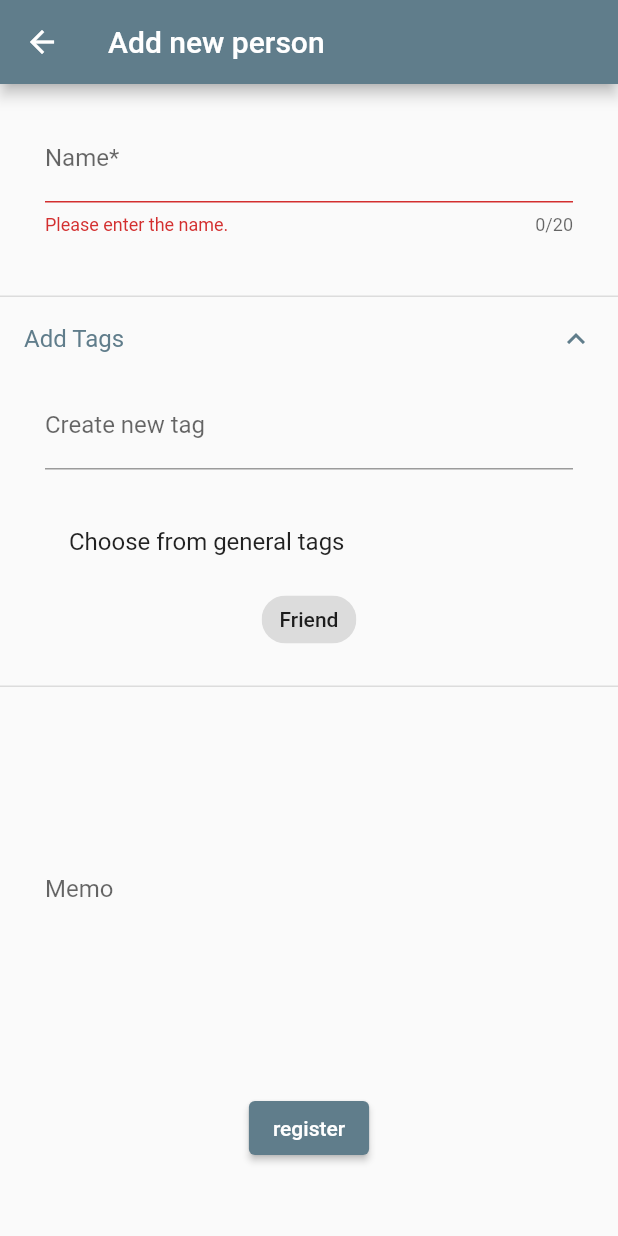
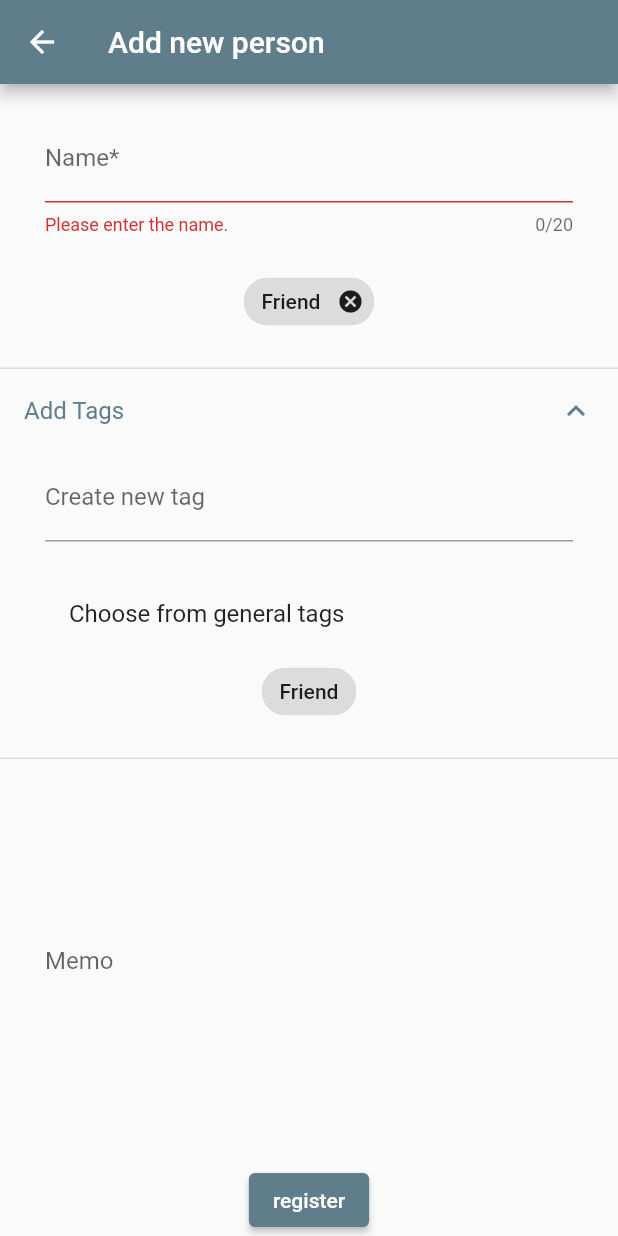
Before and after one commit to kikeda1102/HitoMemo, a Flutter app: the AddPersonPage screen opened directly with empty values, after a tap on "register", after a tap on "Add Tags", after a tap on "Friend", on a phone screen of 412 x 824 dp. Run offline on Flutter 3.47's test engine with Material 2 defaults, Android fonts, the phone set to English and light mode, and no system bars; our stand-ins replace isar; accounts and stored records are empty; generated files the repository leaves out were written again.

Commit message:
tag追加修正

```diff
--- /dev/null
+++ b/lib/components/add_tag_widget.dart
@@ -0,0 +1,96 @@
+import 'package:flutter/material.dart';
+import 'package:hitomemo/services/isar_service.dart';
+import 'package:hitomemo/models/profile.dart';
+import 'package:hitomemo/models/general_tag.dart';
+
+class AddTagWidget extends StatefulWidget {
+  final Function() notifyParent;
+  final IsarService service;
+  final Profile profile;
+  const AddTagWidget(
+      {required this.notifyParent,
+      required this.service,
+      required this.profile,
+      super.key});
+
+  @override
+  State<AddTagWidget> createState() => _AddTagWidgetState();
+}
+
+class _AddTagWidgetState extends State<AddTagWidget> {
+  @override
+  Widget build(BuildContext context) {
+    return ExpansionTile(
+      title: const Text('Add Tags'),
+      children: [
+        // ユーザー入力によるタグ作成と登録
+        Container(
+          padding: const EdgeInsets.only(left: 30, right: 30),
+          child: TextFormField(
+            onFieldSubmitted: (value) {
+              // personalタグに追加
+              widget.profile.personalTags!.add(value);
+              // generalタグにも追加
+              widget.service.addGeneralTag(GeneralTag(title: value));
+              widget.notifyParent();
+            },
+            decoration: const InputDecoration(
+              labelText: 'Create new tag',
+              border: UnderlineInputBorder(),
+            ),
+          ),
+        ),
+
+        const SizedBox(height: 20),
+
+        // generalタグ
+        Container(
+          padding: const EdgeInsets.only(left: 30, right: 30),
+          child: const ListTile(
+            title: Text('Choose from general tags'),
+          ),
+        ),
+        FutureBuilder<List<GeneralTag>>(
+          future: widget.service.getAllGeneralTags(),
+          builder: (context, snapshot) {
+            if (snapshot.connectionState == ConnectionState.waiting) {
+              return const CircularProgressIndicator(); // 読み込み中の表示
+            } else if (snapshot.hasError) {
+              return Text('Error: ${snapshot.error}');
+            } else if (!snapshot.hasData || snapshot.data!.isEmpty) {
+              return const Text('No general tags available');
+            }
+
+            List<GeneralTag> generalTags = snapshot.data!;
+            List<GeneralTag> toggledTags = [];
+
+            return Wrap(
+              spacing: 5,
+              runSpacing: 5,
+              children: generalTags
+                  .map(
+                    (tag) => FilterChip(
+                      label: Text(tag.title),
+                      onSelected: (isSelected) {
+                        if (isSelected) {
+                          widget.profile.personalTags!.add(tag.title);
+                        } else {
+                          widget.profile.personalTags!.remove(tag.title);
+                        }
+                        toggledTags.add(tag);
+                        widget.notifyParent();
+                      },
+                      selected: toggledTags.contains(tag),
+                    ),
+                  )
+                  .toList(),
+            );
+          },
+        ),
+        const SizedBox(
+          height: 20,
+        ),
+      ],
+    );
+  }
+}
--- a/lib/pages/add_person_page.dart
+++ b/lib/pages/add_person_page.dart
@@ -1,7 +1,7 @@
 import 'package:flutter/material.dart';
 import 'package:hitomemo/services/isar_service.dart';
 import 'package:hitomemo/models/profile.dart';
-import 'package:hitomemo/models/general_tag.dart';
+import 'package:hitomemo/components/add_tag_widget.dart';
 
 // 追加画面
 
@@ -14,10 +14,10 @@ class AddPersonPage extends StatefulWidget {
 }
 
 class _AddPersonPageState extends State<AddPersonPage> {
-  Profile newProfile = Profile(
+  Profile profile = Profile(
     name: '',
     imageBytes: null,
-    personalTags: List<String>.empty(),
+    personalTags: List<String>.empty(growable: true),
     memo: '',
   );
   final _formKey = GlobalKey<FormState>();
@@ -48,7 +48,7 @@ class _AddPersonPageState extends State<AddPersonPage> {
                   padding: const EdgeInsets.only(left: 30, right: 30),
                   child: TextFormField(
                     onChanged: (value) {
-                      newProfile.name = value;
+                      profile.name = value;
                     },
                     controller: _nameTextController,
                     decoration: const InputDecoration(
@@ -73,12 +73,12 @@ class _AddPersonPageState extends State<AddPersonPage> {
                 Wrap(
                   spacing: 5,
                   runSpacing: 5,
-                  children: newProfile.personalTags!
+                  children: profile.personalTags!
                       .map((tag) => InputChip(
                             label: Text(tag),
                             onDeleted: () {
                               setState(() {
-                                newProfile.personalTags!.remove(tag);
+                                profile.personalTags!.remove(tag);
                               });
                             },
                           ))
@@ -93,7 +93,7 @@ class _AddPersonPageState extends State<AddPersonPage> {
                 AddTagWidget(
                     notifyParent: updateProfile,
                     service: widget.service,
-                    newProfile: newProfile),
+                    profile: profile),
 
                 const SizedBox(height: 20),
 
@@ -102,7 +102,7 @@ class _AddPersonPageState extends State<AddPersonPage> {
                   padding: const EdgeInsets.only(left: 30, right: 30),
                   child: TextField(
                     onChanged: (value) {
-                      newProfile.memo = value;
+                      profile.memo = value;
                     },
                     controller: _memoTextController,
                     maxLines: 10,
@@ -119,7 +119,7 @@ class _AddPersonPageState extends State<AddPersonPage> {
                   onPressed: () {
                     if (_formKey.currentState!.validate()) {
                       // profileの追加
-                      widget.service.addProfile(newProfile);
+                      widget.service.addProfile(profile);
                       Navigator.pop(context);
                     }
                   },
@@ -137,95 +137,3 @@ class _AddPersonPageState extends State<AddPersonPage> {
     );
   }
 }
-
-class AddTagWidget extends StatefulWidget {
-  final Function() notifyParent;
-  final IsarService service;
-  final Profile newProfile;
-  const AddTagWidget(
-      {required this.notifyParent,
-      required this.service,
-      required this.newProfile,
-      super.key});
-
-  @override
-  State<AddTagWidget> createState() => _AddTagWidgetState();
-}
-
-class _AddTagWidgetState extends State<AddTagWidget> {
-  @override
-  Widget build(BuildContext context) {
-    return ExpansionTile(
-      title: const Text('Add Tags'),
-      children: [
-        // ユーザー入力によるタグ作成と登録
-        Container(
-          padding: const EdgeInsets.only(left: 30, right: 30),
-          child: TextFormField(
-            onFieldSubmitted: (value) {
-              // personalタグに追加
-              widget.newProfile.personalTags!.add(value);
-              // generalタグにも追加
-              widget.service.addGeneralTag(GeneralTag(title: value));
-              widget.notifyParent();
-            },
-            decoration: const InputDecoration(
-              labelText: 'Create new tag',
-              border: UnderlineInputBorder(),
-            ),
-          ),
-        ),
-
-        const SizedBox(height: 20),
-
-        // generalタグ
-        Container(
-          padding: const EdgeInsets.only(left: 30, right: 30),
-          child: const ListTile(
-            title: Text('Choose from general tags'),
-          ),
-        ),
-        FutureBuilder<List<GeneralTag>>(
-          future: widget.service.getAllGeneralTags(),
-          builder: (context, snapshot) {
-            if (snapshot.connectionState == ConnectionState.waiting) {
-              return const CircularProgressIndicator(); // 読み込み中の表示
-            } else if (snapshot.hasError) {
-              return Text('Error: ${snapshot.error}');
-            } else if (!snapshot.hasData || snapshot.data!.isEmpty) {
-              return const Text('No general tags available');
-            }
-
-            List<GeneralTag> generalTags = snapshot.data!;
-            List<GeneralTag> toggledTags = [];
-
-            return Wrap(
-              spacing: 5,
-              runSpacing: 5,
-              children: generalTags
-                  .map(
-                    (tag) => FilterChip(
-                      label: Text(tag.title),
-                      onSelected: (isSelected) {
-                        if (isSelected) {
-                          widget.newProfile.personalTags!.add(tag.title);
-                        } else {
-                          widget.newProfile.personalTags!.remove(tag.title);
-                        }
-                        toggledTags.add(tag);
-                        widget.notifyParent();
-                      },
-                      selected: toggledTags.contains(tag),
-                    ),
-                  )
-                  .toList(),
-            );
-          },
-        ),
-        const SizedBox(
-          height: 20,
-        ),
-      ],
-    );
-  }
-}
```
Also changed, not shown: lib/pages/profile_detail_page.dart (+15 -9 lines), lib/pages/tag_management_page.dart (+6 -3 lines).
